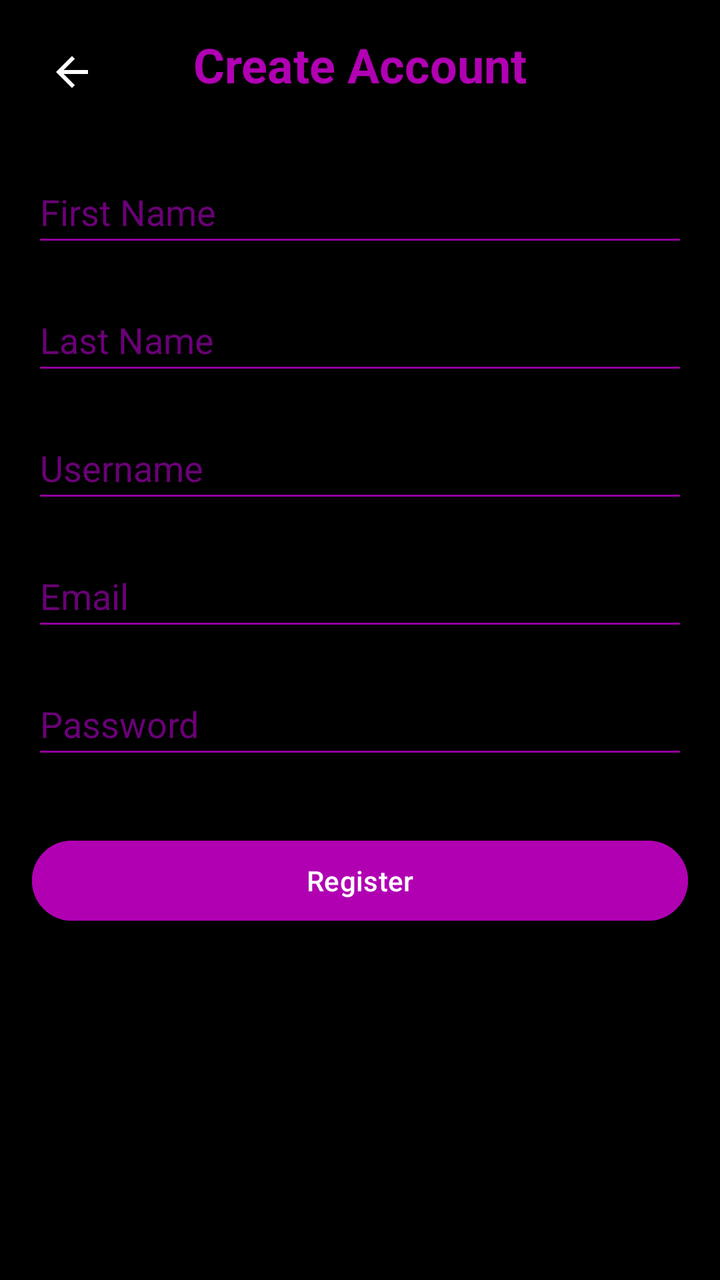
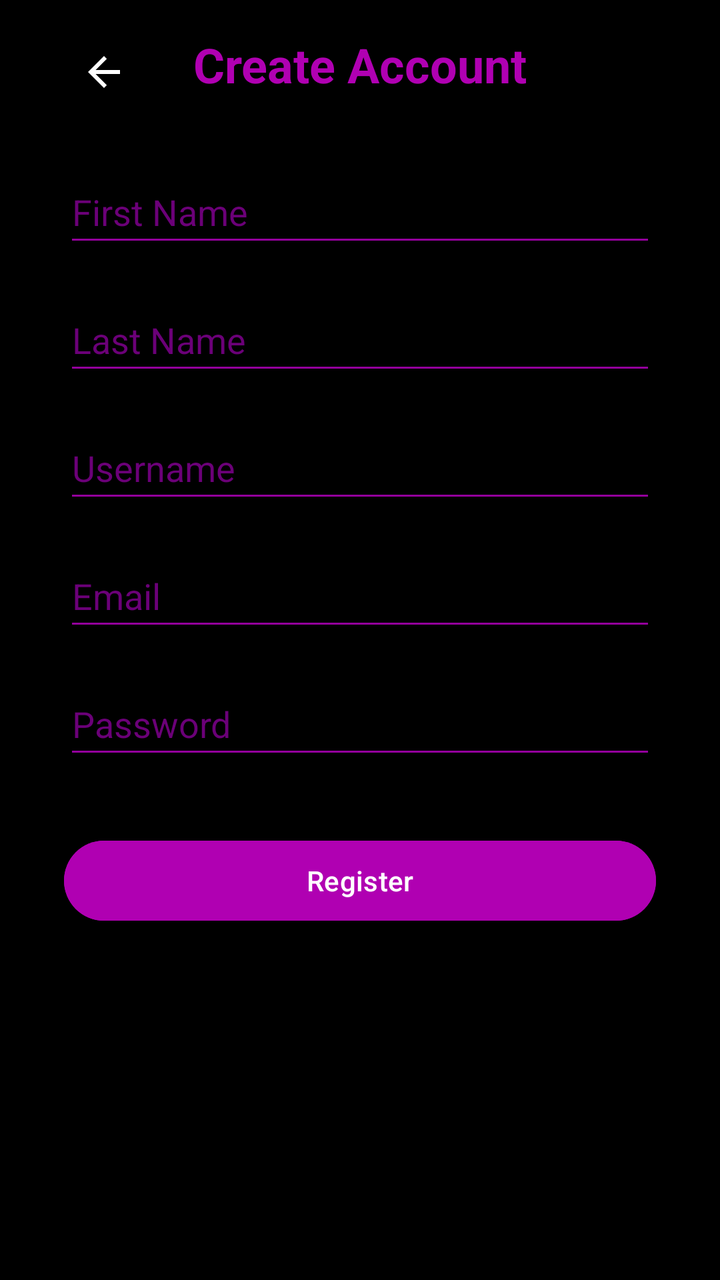

Two renders of the same Android screen: before a commit and after it. Below are the layout's source before the change and the commit's diff.
<!-- AndroidManifest.xml: application theme Theme.GuitarHub -->
<!-- res/layout/activity_register.xml -->
<?xml version="1.0" encoding="utf-8"?>
<androidx.constraintlayout.widget.ConstraintLayout xmlns:android="http://schemas.android.com/apk/res/android"
    xmlns:app="http://schemas.android.com/apk/res-auto"
    xmlns:tools="http://schemas.android.com/tools"
    android:id="@+id/main"
    android:layout_width="match_parent"
    android:layout_height="match_parent"
    android:background="@color/black"
    android:padding="16dp"
    tools:context=".RegisterActivity">

    <ImageButton
        android:id="@+id/btn_back"
        android:layout_width="wrap_content"
        android:layout_height="wrap_content"
        android:src="@drawable/ic_back_arrow"
        android:background="?attr/selectableItemBackgroundBorderless"
        android:padding="8dp"
        app:tint="@color/white"
        app:layout_constraintStart_toStartOf="parent"
        app:layout_constraintTop_toTopOf="parent" />

    <TextView
        android:id="@+id/tv_register_title"
        android:layout_width="wrap_content"
        android:layout_height="wrap_content"
        android:text="Create Account"
        android:textColor="@color/purple_accent"
        android:textSize="24sp"
        android:textStyle="bold"
        app:layout_constraintEnd_toEndOf="parent"
        app:layout_constraintStart_toStartOf="parent"
        app:layout_constraintTop_toTopOf="parent"
        app:layout_constraintVertical_bias="0.3" />

    <EditText
        android:id="@+id/et_first_name"
        android:layout_width="0dp"
        android:layout_height="wrap_content"
        android:layout_marginTop="32dp"
        android:backgroundTint="@color/purple_light"
        android:textColor="@color/white"
        android:textColorHint="@color/purple_medium"
        android:hint="First Name"
        android:inputType="textPersonName"
        android:minHeight="48dp"
        app:layout_constraintEnd_toEndOf="parent"
        app:layout_constraintStart_toStartOf="parent"
        app:layout_constraintTop_toBottomOf="@+id/tv_register_title" />

    <EditText
        android:id="@+id/et_last_name"
        android:layout_width="0dp"
        android:layout_height="wrap_content"
        android:layout_marginTop="16dp"
        android:backgroundTint="@color/purple_light"
        android:textColor="@color/white"
        android:textColorHint="@color/purple_medium"
        android:hint="Last Name"
        android:inputType="textPersonName"
        android:minHeight="48dp"
        app:layout_constraintEnd_toEndOf="parent"
        app:layout_constraintStart_toStartOf="parent"
        app:layout_constraintTop_toBottomOf="@+id/et_first_name" />

    <EditText
        android:id="@+id/et_username"
        android:layout_width="0dp"
        android:layout_height="wrap_content"
        android:layout_marginTop="16dp"
        android:backgroundTint="@color/purple_light"
        android:textColor="@color/white"
        android:textColorHint="@color/purple_medium"
        android:hint="Username"
        android:inputType="textPersonName"
        android:minHeight="48dp"
        app:layout_constraintEnd_toEndOf="parent"
        app:layout_constraintStart_toStartOf="parent"
        app:layout_constraintTop_toBottomOf="@+id/et_last_name" />

    <EditText
        android:id="@+id/et_email"
        android:layout_width="0dp"
        android:layout_height="wrap_content"
        android:layout_marginTop="16dp"
        android:backgroundTint="@color/purple_light"
        android:textColor="@color/white"
        android:textColorHint="@color/purple_medium"
        android:hint="Email"
        android:inputType="textEmailAddress"
        android:minHeight="48dp"
        app:layout_constraintEnd_toEndOf="parent"
        app:layout_constraintStart_toStartOf="parent"
        app:layout_constraintTop_toBottomOf="@+id/et_username" />

    <EditText
        android:id="@+id/et_password"
        android:layout_width="0dp"
        android:layout_height="wrap_content"
        android:layout_marginTop="16dp"
        android:backgroundTint="@color/purple_light"
        android:textColor="@color/white"
        android:textColorHint="@color/purple_medium"
        android:hint="Password"
        android:inputType="textPassword"
        android:minHeight="48dp"
        app:layout_constraintEnd_toEndOf="parent"
        app:layout_constraintStart_toStartOf="parent"
        app:layout_constraintTop_toBottomOf="@+id/et_email" />

    <Button
        android:id="@+id/btn_register"
        android:layout_width="0dp"
        android:layout_height="wrap_content"
        android:layout_marginTop="32dp"
        android:backgroundTint="@color/purple_accent"
        android:textColor="@color/white"
        android:text="Register"
        app:layout_constraintEnd_toEndOf="parent"
        app:layout_constraintStart_toStartOf="parent"
        app:layout_constraintTop_toBottomOf="@+id/et_password" />

</androidx.constraintlayout.widget.ConstraintLayout>
<!-- resources referenced by this layout -->
<resources>
  <color name="black">#FF000000</color>
  <color name="purple_accent">#b000b2</color>
  <color name="purple_light">#93009c</color>
  <color name="purple_medium">#6b0078</color>
  <color name="white">#FFFFFFFF</color>
  <!-- drawable ic_back_arrow (drawable) -->
  <vector xmlns:android="http://schemas.android.com/apk/res/android"
          android:width="24dp"
          android:height="24dp"
          android:viewportWidth="24.0"
          android:viewportHeight="24.0">
      <path
          android:fillColor="#FFFFFFFF"
          android:pathData="M20,11H7.83l5.59,-5.59L12,4l-8,8 8,8 1.41,-1.41L7.83,13H20v-2z"/>
  </vector>
  <style name="Theme.GuitarHub" parent="Base.Theme.GuitarHub" />
  <style name="Base.Theme.GuitarHub" parent="Theme.Material3.DayNight.NoActionBar">
          
          
      </style>
</resources>

<!-- the commit's change to res/layout/activity_register.xml (unified diff, before → after) -->
@@ -6,7 +6,10 @@
     android:layout_width="match_parent"
     android:layout_height="match_parent"
     android:background="@color/black"
-    android:padding="16dp"
+    android:paddingStart="32dp"
+    android:paddingEnd="32dp"
+    android:paddingTop="16dp"
+    android:paddingBottom="16dp"
     tools:context=".RegisterActivity">
 
     <ImageButton
